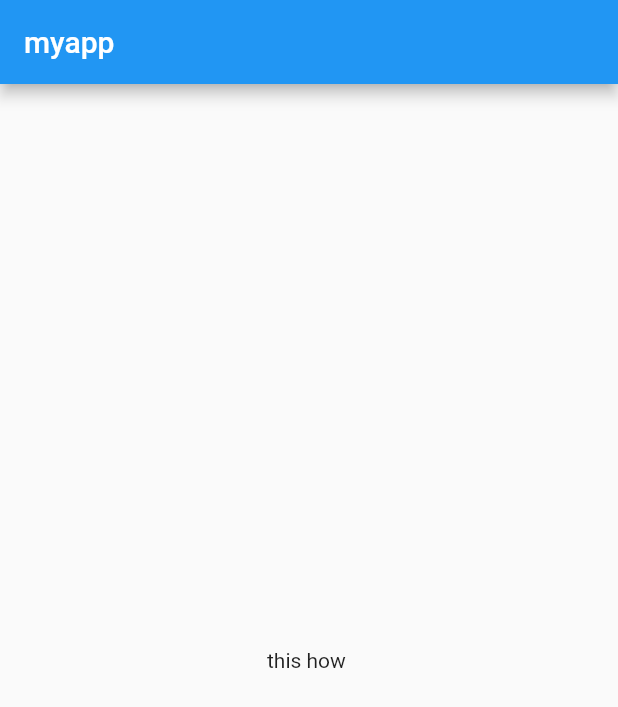
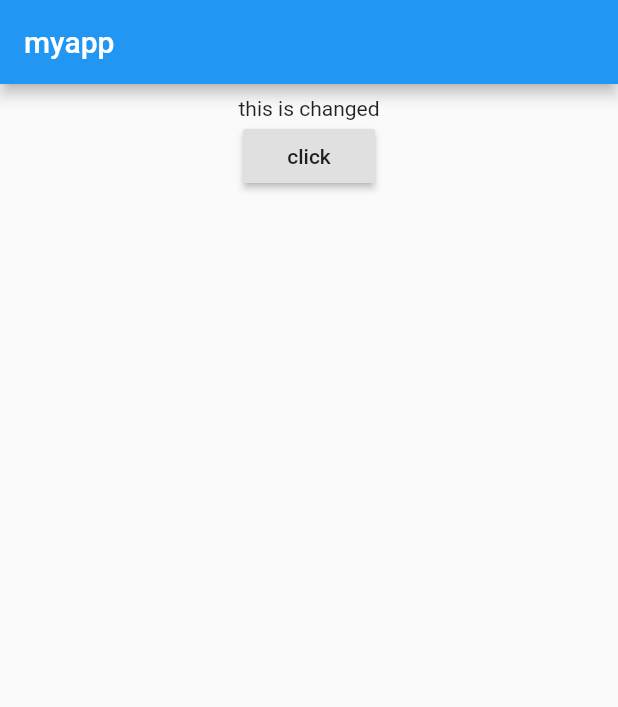
Before and after one commit to akshayyadav76/my_project_fiest, a Flutter app: the screen it shows after launch, on a phone screen of 412 x 824 dp. Shown: the top 707 px of the screen. Run offline on Flutter 3.47's test engine with Material 2 defaults, Android fonts, the phone set to English and light mode, and no system bars.

Commit message:
using a wieget.....

```diff
--- a/lib/main.dart
+++ b/lib/main.dart
@@ -18,12 +18,39 @@ class MyApp extends StatelessWidget {
   }
 }
 
+
+
+
 class HomePage extends StatefulWidget {
   @override
   _HomePageState createState() => _HomePageState();
 }
 
 class _HomePageState extends State<HomePage> {
+  String mytext="this is changed";
+
+  void _changedtext(){
+setState(() {
+  mytext ="now text chnaged ";
+
+});
+  }
+
+  Widget BodyWiget(){
+    return new Container(
+      padding: const EdgeInsets.all(8.0),
+      child: new Center(
+        child: new Column(
+          children: <Widget>[
+            new Text(mytext),
+            new RaisedButton(child: new Text("click"),
+              onPressed: _changedtext,
+            )
+          ],
+        ),
+      ),
+    );
+  }
 
   @override
   Widget build(BuildContext context) {
@@ -32,7 +59,8 @@ class _HomePageState extends State<HomePage> {
       appBar: new AppBar(
         title: new Text("myapp"),
       ),
-      body: new Center(child: new Text("this how "),),
+
+      body: BodyWiget(),
     );
   }
 }
```
